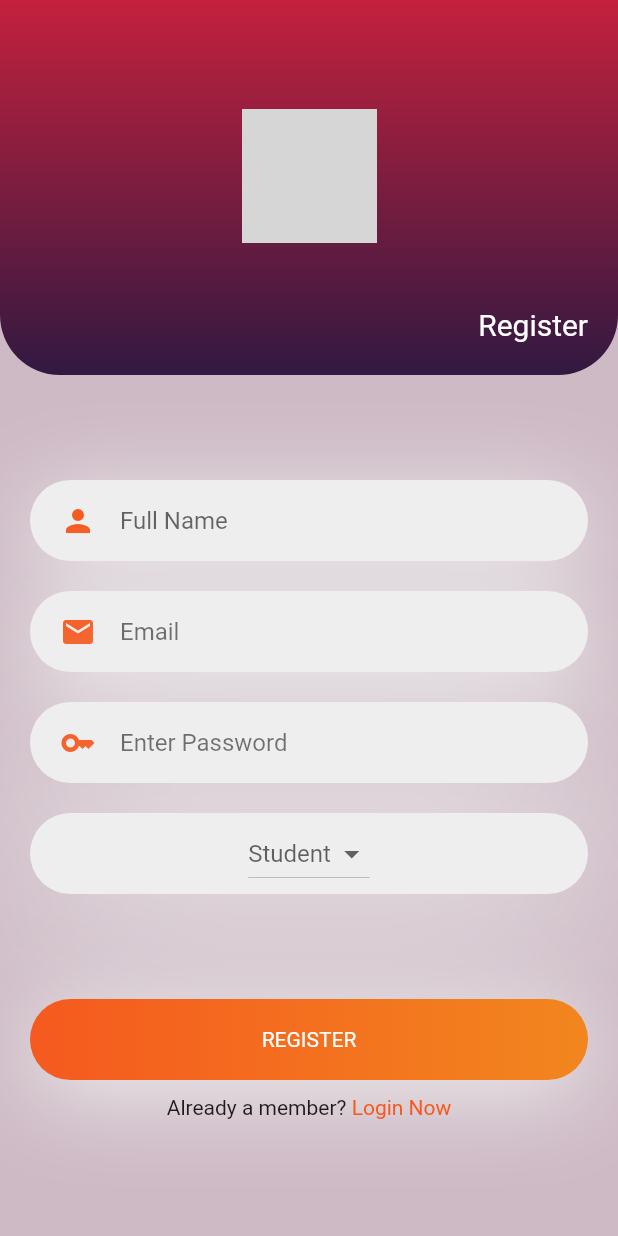
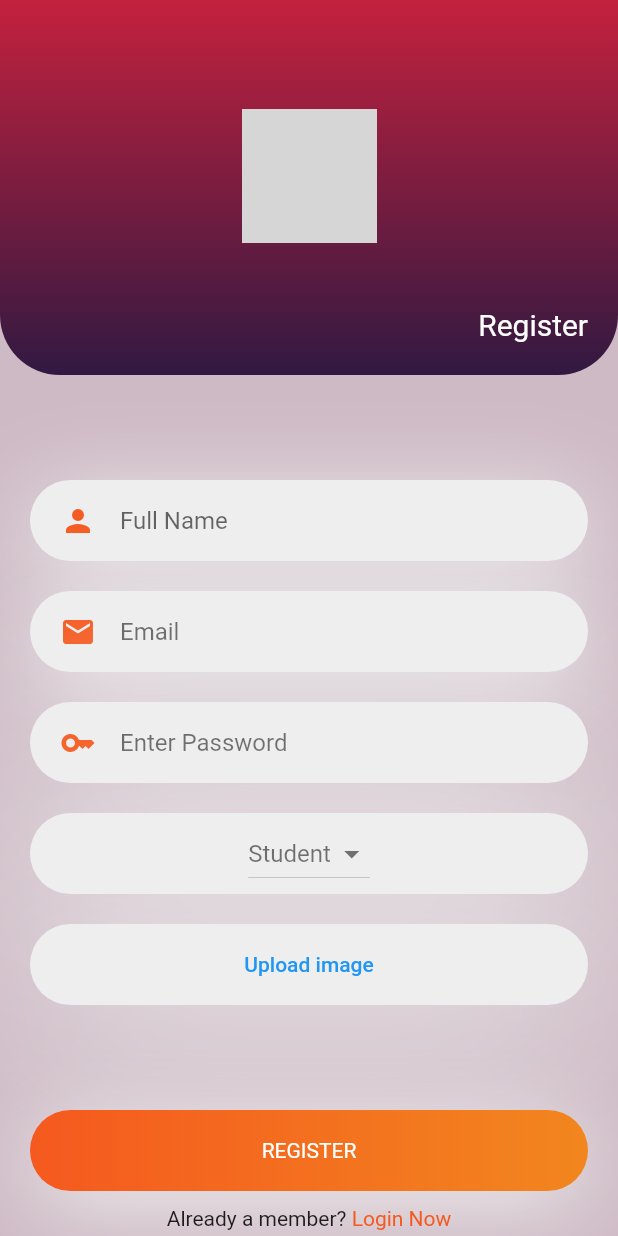
Before and after one commit to sbs-app/mobile-app, a Flutter app: the screen it shows after launch, after a tap on "Register Now", on a phone screen of 412 x 824 dp. Run offline on Flutter 3.47's test engine with Material 2 defaults, Android fonts, the phone set to English and light mode, and no system bars; our stand-ins replace cloud_firestore, firebase_auth, firebase_core, firebase_storage, get, get_storage and 2 more; accounts and stored records are empty; grey boxes are pictures that could not be loaded.

Commit message:
Allow user to upload image

```diff
--- a/lib/ui/auth/signup.dart
+++ b/lib/ui/auth/signup.dart
@@ -1,10 +1,13 @@
+import 'dart:io';
 import 'package:flutter/material.dart';
 import 'package:flutter/services.dart';
 import 'package:get/get.dart';
+import 'package:image_picker/image_picker.dart';
 import 'package:studentapp/models/models.dart';
 import 'package:studentapp/ui/auth/auth.dart';
 import 'package:studentapp/helpers/helpers.dart';
 import 'package:studentapp/controllers/controllers.dart';
+import 'package:firebase_storage/firebase_storage.dart';
 
 class SignUpUI extends StatefulWidget {
   const SignUpUI({super.key});
@@ -15,8 +18,11 @@ class SignUpUI extends StatefulWidget {
 
 class SignUpState extends State<SignUpUI> {
   String selectedType = "student"; // Default type is student.
+  String imageURL = ""; // Holds URL to uploaded image.
+
   final AuthController authController = AuthController.to;
   final GlobalKey<FormState> _formKey = GlobalKey<FormState>();
+  final FirebaseStorage _storage = FirebaseStorage.instance;
 
   @override
   Widget build(BuildContext context) {
@@ -187,13 +193,45 @@ class SignUpState extends State<SignUpUI> {
                     },
                   ),
                 ),
+                Container(
+                  alignment: Alignment.center,
+                  margin: const EdgeInsets.only(left: 20, right: 20, top: 20),
+                  padding: const EdgeInsets.only(left: 20, right: 20),
+                  height: 54,
+                  decoration: BoxDecoration(
+                    borderRadius: BorderRadius.circular(50),
+                    color: const Color(0xffEEEEEE),
+                    boxShadow: const [
+                      BoxShadow(
+                          offset: Offset(0, 20),
+                          blurRadius: 100,
+                          color: Color(0xffEEEEEE)),
+                    ],
+                  ),
+                  child: TextButton(
+                    child: const Text("Upload image"),
+                    onPressed: () async {
+                      final ImagePicker picker = ImagePicker();
+                      XFile? image =
+                          await picker.pickImage(source: ImageSource.gallery);
+                      Reference ref =
+                          _storage.ref().child("image-${DateTime.now()}");
+                      showLoadingIndicator();
+                      TaskSnapshot uploadTask =
+                          await ref.putFile(File(image!.path));
+                      imageURL = await uploadTask.ref.getDownloadURL();
+                      hideLoadingIndicator();
+                      Get.snackbar('Profile Image', 'Your image was uploaded!');
+                    },
+                  ),
+                ),
                 GestureDetector(
                   onTap: () async {
                     if (_formKey.currentState!.validate()) {
                       SystemChannels.textInput.invokeMethod(
                           'TextInput.hide'); // To hide the keyboard - if any
                       authController.registerWithEmailAndPassword(
-                          context, selectedType);
+                          context, selectedType, imageURL);
                     }
                   },
                   child: Container(
--- a/lib/ui/home.dart
+++ b/lib/ui/home.dart
@@ -29,8 +29,9 @@ class HomeUI extends StatelessWidget {
               body: Center(
                 child: Column(
                   children: <Widget>[
-                    const SizedBox(height: 120),
-                    Image.network(controller.firestoreUser.value!.photoUrl),
+                    const SizedBox(height: 50),
+                    Image.network(controller.firestoreUser.value!.photoUrl,
+                        width: 128, height: 128),
                     Column(
                       mainAxisAlignment: MainAxisAlignment.start,
                       crossAxisAlignment: CrossAxisAlignment.start,
--- a/pubspec.yaml
+++ b/pubspec.yaml
@@ -38,13 +38,14 @@ dependencies:
   firebase_core: ^2.2.0
   firebase_auth: ^4.1.2
   cloud_firestore: ^4.0.5
+  firebase_storage: ^11.0.5
 
   get: ^4.6.5
   get_storage: ^2.0.3
 
   csv: ^5.0.1
   http: ^0.13.5
-  firebase_storage: ^11.0.5
+  image_picker: ^0.8.6
 
 dev_dependencies:
   flutter_test:
```
Also changed, not shown: lib/controllers/auth_controller.dart (+3 -4 lines), pubspec.lock.
